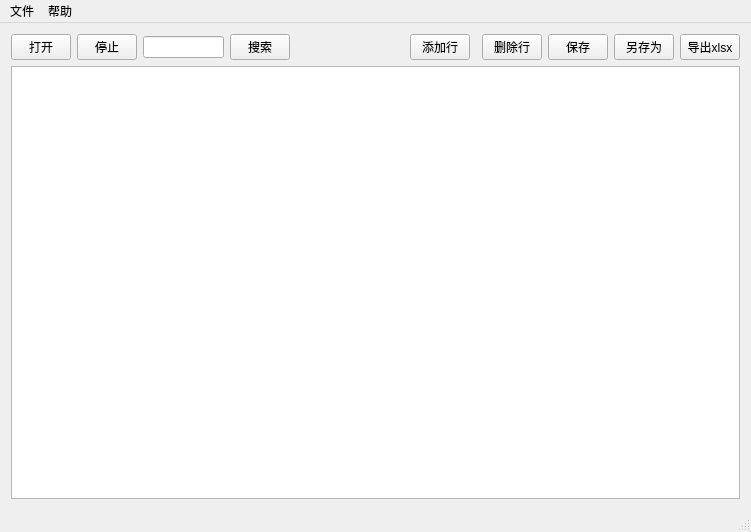
Old version of the form src/mainwindow.ui in the repository liuqiang1357/DntComparer.
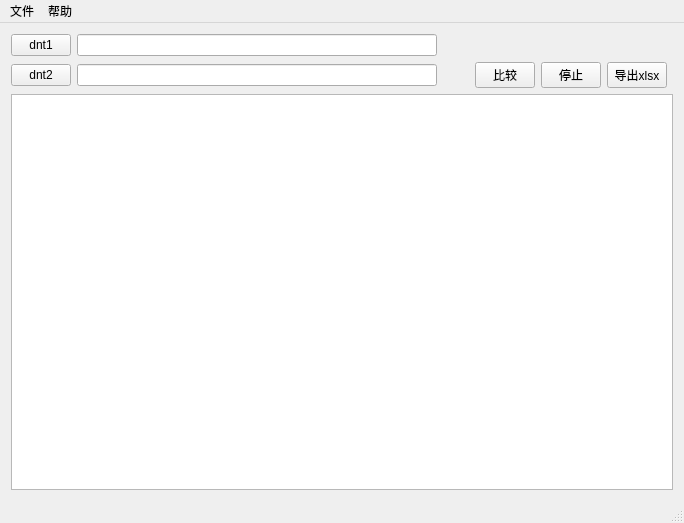
New version of the form.

Commit message: dnt加载存储

The edit to the form file:
```diff
--- a/src/mainwindow.ui
+++ b/src/mainwindow.ui
@@ -6,8 +6,8 @@
    <rect>
     <x>0</x>
     <y>0</y>
-    <width>751</width>
-    <height>532</height>
+    <width>684</width>
+    <height>523</height>
    </rect>
   </property>
   <property name="windowTitle">
@@ -15,8 +15,11 @@
   </property>
   <widget class="QWidget" name="centralWidget">
    <layout class="QGridLayout" name="gridLayout">
-    <item row="0" column="0">
-     <widget class="QPushButton" name="pushButton">
+    <item row="1" column="1">
+     <widget class="QLineEdit" name="lineEdit_dnt2"/>
+    </item>
+    <item row="1" column="0">
+     <widget class="QPushButton" name="pushButton_dnt2">
       <property name="maximumSize">
        <size>
         <width>60</width>
@@ -24,35 +27,22 @@
        </size>
       </property>
       <property name="text">
-       <string>打开</string>
+       <string>dnt2</string>
       </property>
      </widget>
     </item>
     <item row="0" column="1">
-     <widget class="QPushButton" name="pushButton_5">
-      <property name="maximumSize">
-       <size>
-        <width>60</width>
-        <height>16777215</height>
-       </size>
-      </property>
-      <property name="text">
-       <string>停止</string>
-      </property>
-     </widget>
-    </item>
-    <item row="0" column="2">
-     <widget class="QLineEdit" name="lineEdit">
+     <widget class="QLineEdit" name="lineEdit_dnt1">
       <property name="minimumSize">
        <size>
-        <width>80</width>
+        <width>360</width>
         <height>0</height>
        </size>
       </property>
      </widget>
     </item>
-    <item row="0" column="3">
-     <widget class="QPushButton" name="pushButton_2">
+    <item row="1" column="9">
+     <widget class="QPushButton" name="pushButton_xlsx">
       <property name="maximumSize">
        <size>
         <width>60</width>
@@ -60,25 +50,12 @@
        </size>
       </property>
       <property name="text">
-       <string>搜索</string>
+       <string>导出xlsx</string>
       </property>
      </widget>
     </item>
-    <item row="0" column="4">
-     <spacer name="horizontalSpacer">
-      <property name="orientation">
-       <enum>Qt::Horizontal</enum>
-      </property>
-      <property name="sizeHint" stdset="0">
-       <size>
-        <width>134</width>
-        <height>20</height>
-       </size>
-      </property>
-     </spacer>
-    </item>
-    <item row="0" column="8">
-     <widget class="QPushButton" name="pushButton_3">
+    <item row="1" column="8">
+     <widget class="QPushButton" name="pushButton_stop">
       <property name="maximumSize">
        <size>
         <width>60</width>
@@ -86,25 +63,18 @@
        </size>
       </property>
       <property name="text">
-       <string>保存</string>
-      </property>
-     </widget>
-    </item>
-    <item row="0" column="9">
-     <widget class="QPushButton" name="pushButton_4">
-      <property name="maximumSize">
-       <size>
-        <width>60</width>
-        <height>16777215</height>
-       </size>
-      </property>
-      <property name="text">
-       <string>另存为</string>
+       <string>停止</string>
       </property>
      </widget>
     </item>
     <item row="2" column="0" colspan="11">
      <widget class="QTableWidget" name="tableWidget">
+      <property name="minimumSize">
+       <size>
+        <width>0</width>
+        <height>360</height>
+       </size>
+      </property>
       <property name="whatsThis">
        <string>&lt;!DOCTYPE HTML PUBLIC &quot;-//W3C//DTD HTML 4.0//EN&quot; &quot;http://www.w3.org/TR/REC-html40/strict.dtd&quot;&gt;
 &lt;html&gt;&lt;head&gt;&lt;meta name=&quot;qrichtext&quot; content=&quot;1&quot; /&gt;&lt;style type=&quot;text/css&quot;&gt;
@@ -129,8 +99,8 @@
       </attribute>
      </widget>
     </item>
-    <item row="0" column="10">
-     <widget class="QPushButton" name="pushButton_6">
+    <item row="0" column="0">
+     <widget class="QPushButton" name="pushButton_dnt1">
       <property name="maximumSize">
        <size>
         <width>60</width>
@@ -138,12 +108,12 @@
        </size>
       </property>
       <property name="text">
-       <string>导出xlsx</string>
+       <string>dnt1</string>
       </property>
      </widget>
     </item>
-    <item row="0" column="5">
-     <widget class="QPushButton" name="pushButton_7">
+    <item row="1" column="7">
+     <widget class="QPushButton" name="pushButton_compare">
       <property name="maximumSize">
        <size>
         <width>60</width>
@@ -151,22 +121,22 @@
        </size>
       </property>
       <property name="text">
-       <string>添加行</string>
+       <string>比较</string>
       </property>
      </widget>
     </item>
-    <item row="0" column="7">
-     <widget class="QPushButton" name="pushButton_8">
-      <property name="maximumSize">
+    <item row="1" column="2">
+     <spacer name="horizontalSpacer">
+      <property name="orientation">
+       <enum>Qt::Horizontal</enum>
+      </property>
+      <property name="sizeHint" stdset="0">
        <size>
-        <width>60</width>
-        <height>16777215</height>
+        <width>134</width>
+        <height>20</height>
        </size>
       </property>
-      <property name="text">
-       <string>删除行</string>
-      </property>
-     </widget>
+     </spacer>
     </item>
    </layout>
   </widget>
@@ -175,7 +145,7 @@
     <rect>
      <x>0</x>
      <y>0</y>
-     <width>751</width>
+     <width>684</width>
      <height>23</height>
     </rect>
    </property>
```
Left out of the diff: 26 changed lines with no effect on the pictures. The commit also changes 2 other files.
